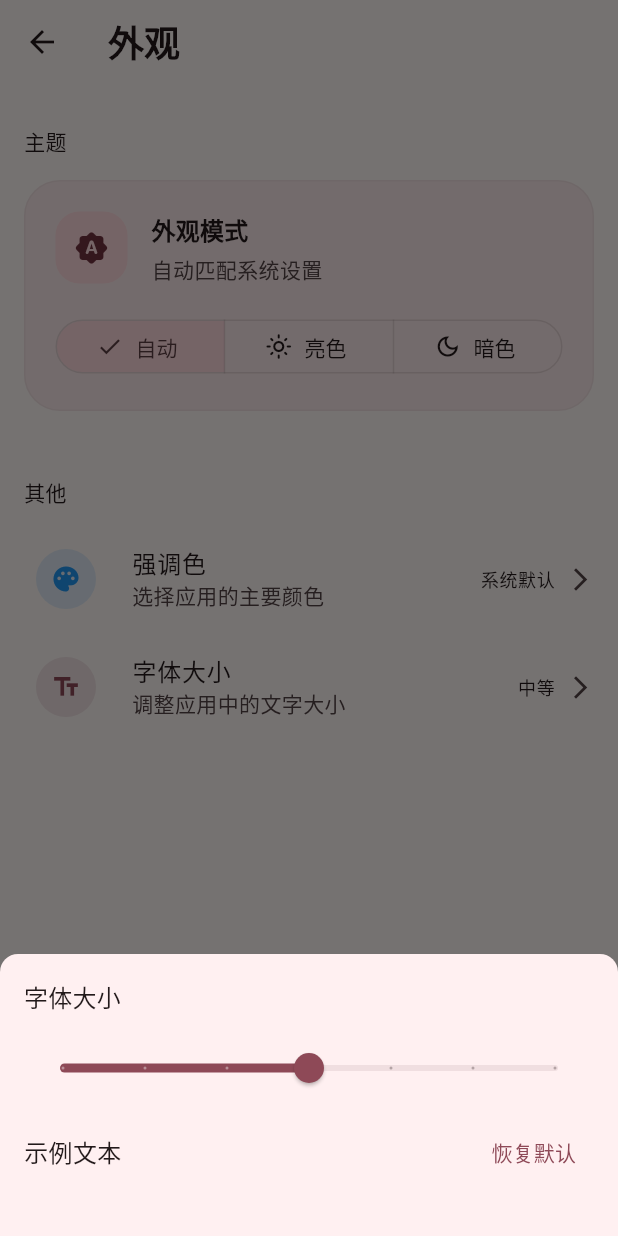
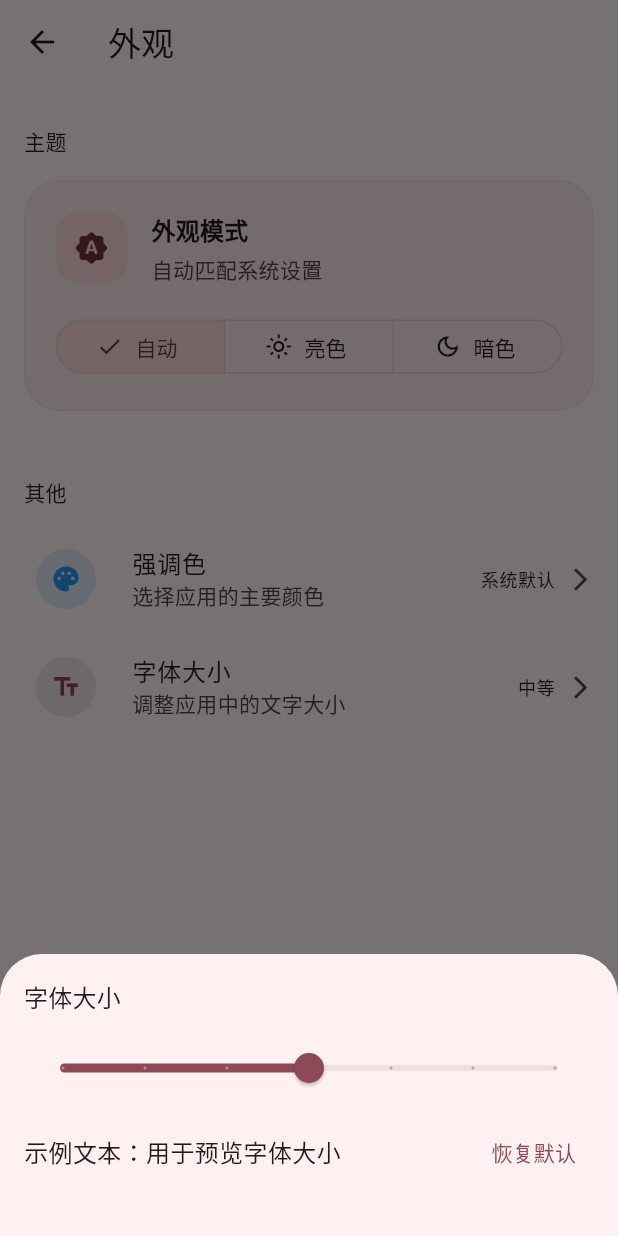
Before and after one commit to zack-zhc/period-record, a Flutter app: the AppearancePage screen opened directly, after a tap on "字体大小", on a phone screen of 412 x 824 dp. Run offline on Flutter 3.47's test engine with Material 3 defaults, Android fonts, the phone set to English and light mode, and no system bars; our stand-ins replace file_picker, local_auth, package_info_plus, shared_preferences, sqflite, table_calendar; missing offline and left inert: encrypt, local_auth_android; accounts and stored records are empty.

Commit message:
优化外观和设置页面的代码，简化底部弹出框样式和AppBar设计，提升可读性

```diff
--- a/lib/pages/appearance_page.dart
+++ b/lib/pages/appearance_page.dart
@@ -102,9 +102,9 @@ class _AppearancePageState extends State<AppearancePage> {
   void _showAccentColorSheet(BuildContext context) {
     showModalBottomSheet(
       context: context,
-      shape: const RoundedRectangleBorder(
-        borderRadius: BorderRadius.vertical(top: Radius.circular(12)),
-      ),
+      // shape: const RoundedRectangleBorder(
+      //   borderRadius: BorderRadius.vertical(top: Radius.circular(12)),
+      // ),
       builder: (context) {
         return Padding(
           padding: const EdgeInsets.fromLTRB(16, 16, 16, 24),
@@ -241,9 +241,6 @@ class _AppearancePageState extends State<AppearancePage> {
   void _showFontSizeSheet(BuildContext context) {
     showModalBottomSheet(
       context: context,
-      shape: const RoundedRectangleBorder(
-        borderRadius: BorderRadius.vertical(top: Radius.circular(12)),
-      ),
       builder: (context) {
         return Consumer<FontProvider>(
           builder: (context, fontProvider, _) {
@@ -265,7 +262,6 @@ class _AppearancePageState extends State<AppearancePage> {
                     onChanged: (v) {
                       fontProvider.setFontScale(v);
                     },
-                    onChangeEnd: (_) => Navigator.of(context).pop(),
                   ),
                   Padding(
                     padding: const EdgeInsets.symmetric(vertical: 8),
@@ -273,14 +269,13 @@ class _AppearancePageState extends State<AppearancePage> {
                       mainAxisAlignment: MainAxisAlignment.spaceBetween,
                       children: [
                         Text(
-                          '示例文本',
+                          '示例文本：用于预览字体大小',
                           style: Theme.of(context).textTheme.bodyMedium
                               ?.copyWith(fontSize: 16 * fontScale),
                         ),
                         TextButton(
                           onPressed: () {
                             fontProvider.setFontScale(1.0);
-                            Navigator.of(context).pop();
                           },
                           child: const Text('恢复默认'),
                         ),
@@ -305,18 +300,11 @@ class _AppearancePageState extends State<AppearancePage> {
     // 符合Material 3的AppBar实现
     return AppBar(
       // Material 3中AppBar使用surface颜色作为背景
-      backgroundColor: Theme.of(context).colorScheme.surface,
       // 使用Material 3推荐的阴影效果
       elevation: 0,
       scrolledUnderElevation: 2,
       // 应用Material 3的标题样式
-      title: Text(
-        '外观',
-        style: Theme.of(context).textTheme.headlineSmall?.copyWith(
-          fontWeight: FontWeight.w600,
-          color: Theme.of(context).colorScheme.onSurface,
-        ),
-      ),
+      title: Text('外观'),
       leading: IconButton(
         onPressed: () => Navigator.of(context).pop(),
         icon: Icon(
--- a/lib/pages/settings_page.dart
+++ b/lib/pages/settings_page.dart
@@ -16,11 +16,7 @@ class _SettingsPageState extends State<SettingsPage> {
   Widget build(BuildContext context) {
     return Scaffold(
       // 使用Material 3的AppBar设计
-      appBar: AppBar(
-        title: const Text('设置'),
-        centerTitle: false,
-        // 移除自定义背景色和elevation，使用Material 3的默认样式
-      ),
+      appBar: AppBar(title: const Text('设置'), centerTitle: false),
       body: ListView(
         padding: const EdgeInsets.all(16.0),
         children: [
```
